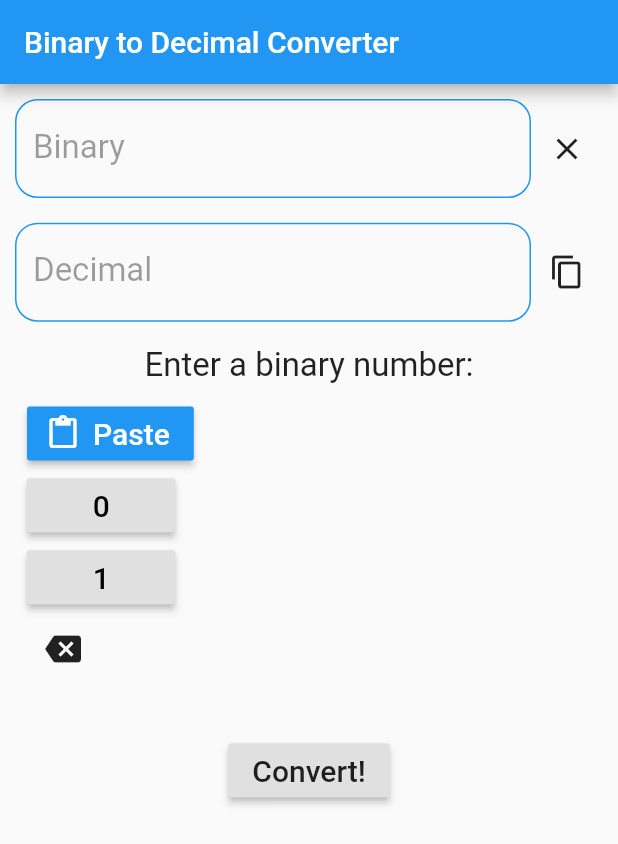
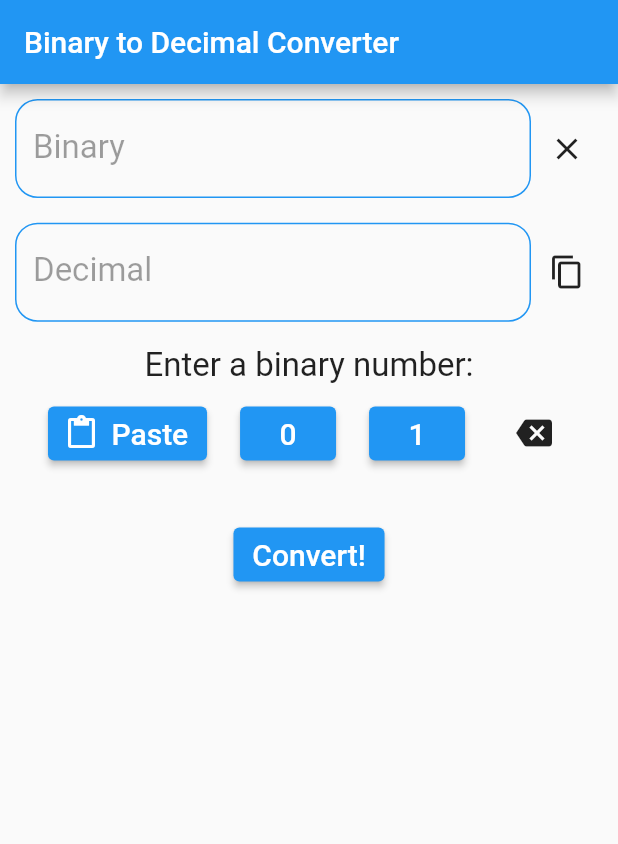
Before and after one commit to israelss/AppIdeasCollection, a Flutter app: the screen it shows after launch, on a phone screen of 412 x 824 dp. Shown: the top 844 px of the screen. Run offline on Flutter 3.47's test engine with Material 2 defaults, Android fonts, the light colour scheme and no system bars.

Commit message:
replace deprecated RaisedButton to ElevatedButton

```diff
--- a/Tier1/Bin2Dec/lib/converter_form/converter_form.dart
+++ b/Tier1/Bin2Dec/lib/converter_form/converter_form.dart
@@ -54,7 +54,7 @@ class ConverterForm extends StatelessWidget {
           SizedBox(height: MediaQuery.of(context).size.height * 0.02),
           FormButtonBar(_binaryController),
           SizedBox(height: MediaQuery.of(context).size.height * 0.03),
-          RaisedButton(
+          ElevatedButton(
             child: Text('Convert!'),
             onPressed: () => _convert(_binaryController.text),
           ),
--- a/Tier1/Bin2Dec/lib/converter_form/form_button.dart
+++ b/Tier1/Bin2Dec/lib/converter_form/form_button.dart
@@ -10,7 +10,7 @@ class FormButton extends StatelessWidget {
 
   @override
   Widget build(BuildContext context) {
-    return RaisedButton(
+    return ElevatedButton(
         onPressed: () => _insertValue(controller, value), child: Text(value));
   }
 }
--- a/Tier1/Bin2Dec/lib/converter_form/form_button_bar.dart
+++ b/Tier1/Bin2Dec/lib/converter_form/form_button_bar.dart
@@ -37,11 +37,10 @@ class FormButtonBar extends StatelessWidget {
           buttonMinWidth: MediaQuery.of(context).size.width * 0.24,
           children: <Widget>[
             Container(
-              child: RaisedButton.icon(
+              child: ElevatedButton.icon(
                 onPressed: () => _pasteToBinary(context),
                 icon: Icon(Icons.content_paste),
                 label: Text('Paste'),
-                color: Theme.of(context).primaryColor,
               ),
             ),
             FormButton('0', _binaryController),
```
